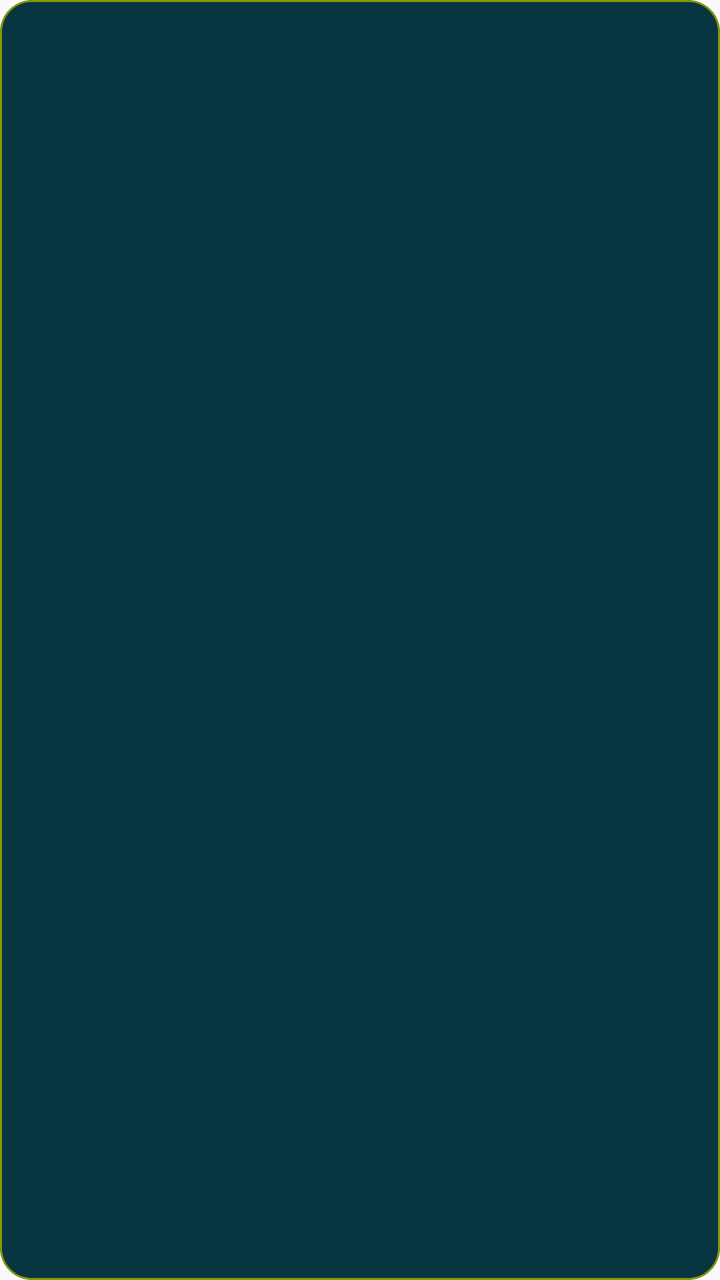
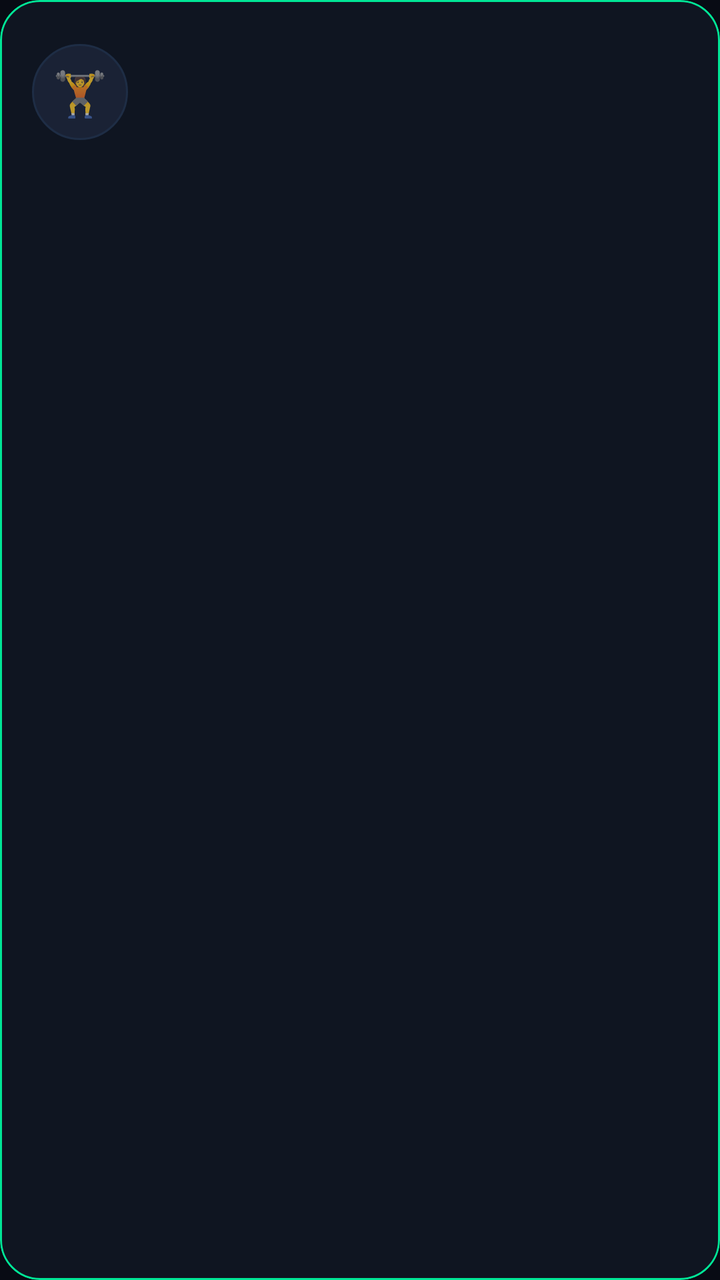

The first picture is an Android layout as it rendered before a commit; the second is the same layout after the commit. The layout source and the unified diff follow.
<!-- AndroidManifest.xml: application theme Theme.FitnessTrainer -->
<!-- res/layout/item_workout_plan_header.xml -->
<?xml version="1.0" encoding="utf-8"?>
<com.google.android.material.card.MaterialCardView
    xmlns:android="http://schemas.android.com/apk/res/android"
    xmlns:app="http://schemas.android.com/apk/res-auto"
    android:layout_width="match_parent"
    android:layout_height="wrap_content"
    android:layout_marginBottom="4dp"
    app:cardBackgroundColor="@color/sol_base02"
    app:cardCornerRadius="16dp"
    app:cardElevation="0dp"
    app:strokeColor="@color/sol_green"
    app:strokeWidth="1dp">

    <LinearLayout
        android:layout_width="match_parent"
        android:layout_height="wrap_content"
        android:orientation="vertical"
        android:padding="16dp">

        <TextView
            android:id="@+id/tv_plan_title"
            android:layout_width="match_parent"
            android:layout_height="wrap_content"
            android:textColor="@color/sol_base1"
            android:textSize="18sp"
            android:fontFamily="sans-serif-medium"/>

        <TextView
            android:id="@+id/tv_plan_desc"
            android:layout_width="match_parent"
            android:layout_height="wrap_content"
            android:layout_marginTop="4dp"
            android:textColor="@color/sol_base0"
            android:textSize="13sp"/>

        <TextView
            android:id="@+id/tv_dates"
            android:layout_width="match_parent"
            android:layout_height="wrap_content"
            android:layout_marginTop="6dp"
            android:textColor="@color/sol_base01"
            android:textSize="12sp"/>
    </LinearLayout>

</com.google.android.material.card.MaterialCardView>
<!-- resources referenced by this layout -->
<resources>
  <color name="sol_base0">#839496</color>
  <color name="sol_base01">#586E75</color>
  <color name="sol_base02">#073642</color>
  <color name="sol_base1">#93A1A1</color>
  <color name="sol_green">#859900</color>
  <style name="Theme.FitnessTrainer" parent="Theme.MaterialComponents.DayNight.NoActionBar">
          <item name="colorPrimary">@color/md_primary</item>
          <item name="colorPrimaryDark">@color/md_primary_variant</item>
          <item name="colorAccent">@color/md_secondary</item>
          <item name="android:windowBackground">@color/md_background</item>
          <item name="android:statusBarColor">@color/md_background</item>
          <item name="android:navigationBarColor">@color/md_background</item>
          <item name="android:windowLightStatusBar">true</item>
          <item name="android:windowLightNavigationBar">true</item>
          <item name="android:windowActivityTransitions">true</item>
          <item name="android:fontFamily">sans-serif</item>
      </style>
  <color name="md_primary">#1E88E5</color>
  <color name="md_primary_variant">#1565C0</color>
  <color name="md_secondary">#00BCD4</color>
  <color name="md_background">#F8FAFB</color>
</resources>

<!-- the commit's change to res/layout/item_workout_plan_header.xml (unified diff, before → after) -->
@@ -4,42 +4,68 @@
     xmlns:app="http://schemas.android.com/apk/res-auto"
     android:layout_width="match_parent"
     android:layout_height="wrap_content"
-    android:layout_marginBottom="4dp"
-    app:cardBackgroundColor="@color/sol_base02"
-    app:cardCornerRadius="16dp"
+    android:layout_marginBottom="8dp"
+    app:cardBackgroundColor="@color/bg_surface"
+    app:cardCornerRadius="20dp"
     app:cardElevation="0dp"
-    app:strokeColor="@color/sol_green"
+    app:strokeColor="@color/accent_emerald"
     app:strokeWidth="1dp">
 
     <LinearLayout
         android:layout_width="match_parent"
         android:layout_height="wrap_content"
-        android:orientation="vertical"
-        android:padding="16dp">
+        android:orientation="horizontal"
+        android:padding="16dp"
+        android:gravity="center_vertical">
 
-        <TextView
-            android:id="@+id/tv_plan_title"
-            android:layout_width="match_parent"
+        
+        <FrameLayout
+            android:layout_width="48dp"
+            android:layout_height="48dp"
+            android:background="@drawable/bg_food_emoji_circle">
+
+            <TextView
+                android:layout_width="wrap_content"
+                android:layout_height="wrap_content"
+                android:layout_gravity="center"
+                android:text="🏋️"
+                android:textSize="22sp"/>
+
+        </FrameLayout>
+
+        <LinearLayout
+            android:layout_width="0dp"
             android:layout_height="wrap_content"
-            android:textColor="@color/sol_base1"
-            android:textSize="18sp"
-            android:fontFamily="sans-serif-medium"/>
+            android:layout_weight="1"
+            android:layout_marginStart="14dp"
+            android:orientation="vertical">
 
-        <TextView
-            android:id="@+id/tv_plan_desc"
-            android:layout_width="match_parent"
-            android:layout_height="wrap_content"
-            android:layout_marginTop="4dp"
-            android:textColor="@color/sol_base0"
-            android:textSize="13sp"/>
+            <TextView
+                android:id="@+id/tv_plan_title"
+                android:layout_width="match_parent"
+                android:layout_height="wrap_content"
+                android:textColor="@color/text_primary"
+                android:textSize="16sp"
+                android:fontFamily="sans-serif-medium"/>
 
-        <TextView
-            android:id="@+id/tv_dates"
-            android:layout_width="match_parent"
-            android:layout_height="wrap_content"
-            android:layout_marginTop="6dp"
-            android:textColor="@color/sol_base01"
-            android:textSize="12sp"/>
+            <TextView
+                android:id="@+id/tv_plan_desc"
+                android:layout_width="match_parent"
+                android:layout_height="wrap_content"
+                android:layout_marginTop="2dp"
+                android:textColor="@color/text_secondary"
+                android:textSize="13sp"/>
+
+            <TextView
+                android:id="@+id/tv_dates"
+                android:layout_width="match_parent"
+                android:layout_height="wrap_content"
+                android:layout_marginTop="4dp"
+                android:textColor="@color/accent_emerald"
+                android:textSize="11sp"/>
+
+        </LinearLayout>
+
     </LinearLayout>
 
 </com.google.android.material.card.MaterialCardView>
<!-- resource entries referenced after the edit -->
@@ -1,25 +1,50 @@
 <!-- resources referenced by this layout -->
 <resources>
-  <color name="sol_base0">#839496</color>
-  <color name="sol_base01">#586E75</color>
-  <color name="sol_base02">#073642</color>
-  <color name="sol_base1">#93A1A1</color>
-  <color name="sol_green">#859900</color>
-  <style name="Theme.FitnessTrainer" parent="Theme.MaterialComponents.DayNight.NoActionBar">
-          <item name="colorPrimary">@color/md_primary</item>
-          <item name="colorPrimaryDark">@color/md_primary_variant</item>
-          <item name="colorAccent">@color/md_secondary</item>
-          <item name="android:windowBackground">@color/md_background</item>
-          <item name="android:statusBarColor">@color/md_background</item>
-          <item name="android:navigationBarColor">@color/md_background</item>
-          <item name="android:windowLightStatusBar">true</item>
-          <item name="android:windowLightNavigationBar">true</item>
+  <color name="accent_emerald">#00E596</color>
+  <color name="bg_surface">#0F1521</color>
+  <color name="text_primary">#C8D6F0</color>
+  <color name="text_secondary">#8BA3C0</color>
+  <!-- drawable bg_food_emoji_circle (drawable) -->
+  <?xml version="1.0" encoding="utf-8"?>
+  <shape xmlns:android="http://schemas.android.com/apk/res/android"
+      android:shape="oval">
+      <solid android:color="#1A2235"/>
+      <stroke
+          android:width="1dp"
+          android:color="#1E2D45"/>
+  </shape>
+  <style name="Theme.FitnessTrainer" parent="Theme.MaterialComponents.NoActionBar">
+          <item name="colorPrimary">@color/accent_indigo</item>
+          <item name="colorPrimaryDark">@color/bg_surface</item>
+          <item name="colorAccent">@color/accent_cyan</item>
+          <item name="colorSurface">@color/bg_surface</item>
+          <item name="colorOnSurface">@color/text_primary</item>
+          <item name="android:windowBackground">@color/bg_primary</item>
+          <item name="android:statusBarColor">@color/bg_primary</item>
+          <item name="android:navigationBarColor">@color/bg_surface</item>
+          <item name="android:windowLightStatusBar">false</item>
+          <item name="android:windowLightNavigationBar">false</item>
+          <item name="android:textColorPrimary">@color/text_primary</item>
+          <item name="android:textColorSecondary">@color/text_secondary</item>
+          <item name="android:textColorHint">@color/text_hint</item>
+          <item name="android:fontFamily">sans-serif</item>
           <item name="android:windowActivityTransitions">true</item>
-          <item name="android:fontFamily">sans-serif</item>
+          <item name="rippleColor">#335B6AF0</item>
+          
+          <item name="bgPrimary">@color/bg_primary</item>
+          <item name="bgSurface">@color/bg_surface</item>
+          <item name="bgElevated">@color/bg_elevated</item>
+          <item name="textPrimary">@color/text_primary</item>
+          <item name="textSecondary">@color/text_secondary</item>
+          <item name="textHint">@color/text_hint</item>
+          <item name="borderDefault">@color/border_default</item>
+          <item name="accentMain">@color/accent_indigo</item>
       </style>
-  <color name="md_primary">#1E88E5</color>
-  <color name="md_primary_variant">#1565C0</color>
-  <color name="md_secondary">#00BCD4</color>
-  <color name="md_background">#F8FAFB</color>
+  <color name="accent_indigo">#5B6AF0</color>
+  <color name="accent_cyan">#00D4FF</color>
+  <color name="bg_primary">#080B14</color>
+  <color name="text_hint">#5E7A99</color>
+  <color name="bg_elevated">#161E30</color>
+  <color name="border_default">#1E2D45</color>
 </resources>
 
